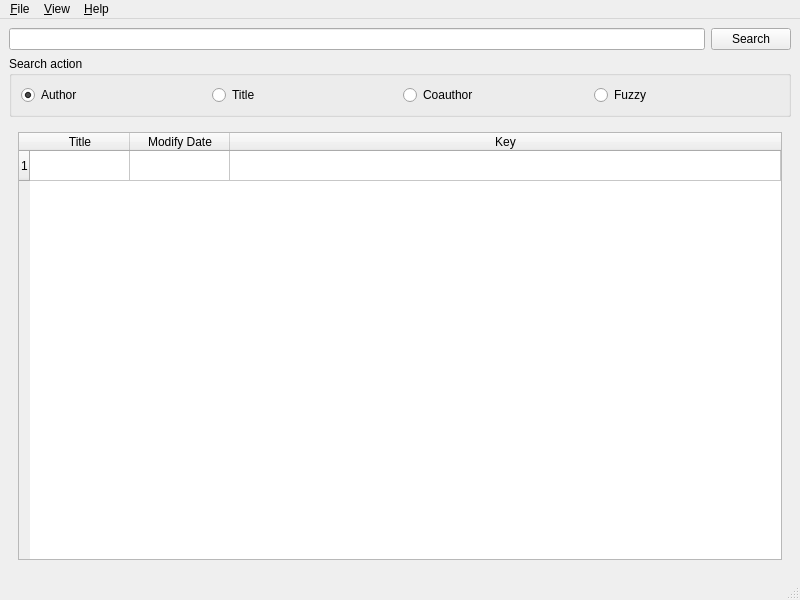
Old version of the form mainwindow.ui in the repository tootal/DBLParse.
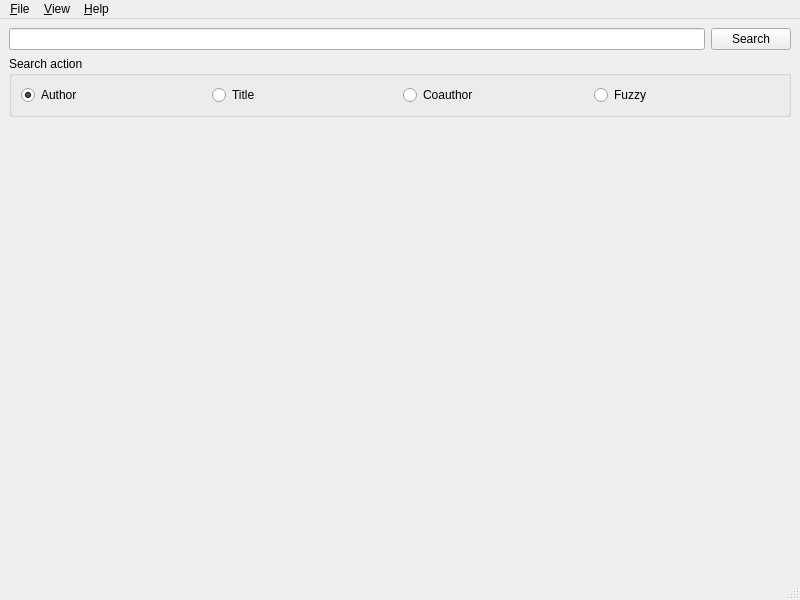
New version of the form. The open tabs and pages were chosen to show the change.

The edit to the form file:
```diff
--- a/mainwindow.ui
+++ b/mainwindow.ui
@@ -14,8 +14,8 @@
    <string>DBLParse</string>
   </property>
   <widget class="QWidget" name="centralwidget">
-   <layout class="QVBoxLayout" name="verticalLayout">
-    <item>
+   <layout class="QGridLayout" name="gridLayout_3">
+    <item row="0" column="0">
      <layout class="QHBoxLayout" name="horizontalLayout">
       <item>
        <widget class="QLineEdit" name="keyEdit"/>
@@ -69,7 +69,7 @@
       </layout>
      </widget>
     </item>
-    <item>
+    <item row="2" column="0">
      <widget class="QStackedWidget" name="stackedWidget">
       <property name="currentIndex">
        <number>0</number>
@@ -154,6 +154,36 @@
         </item>
        </layout>
       </widget>
+      <widget class="QWidget" name="coauthorPage">
+       <widget class="QLabel" name="label_2">
+        <property name="geometry">
+         <rect>
+          <x>9</x>
+          <y>9</y>
+          <width>764</width>
+          <height>418</height>
+         </rect>
+        </property>
+        <property name="text">
+         <string/>
+        </property>
+       </widget>
+      </widget>
+      <widget class="QWidget" name="fuzzyPage">
+       <widget class="QLabel" name="label_3">
+        <property name="geometry">
+         <rect>
+          <x>9</x>
+          <y>9</y>
+          <width>764</width>
+          <height>418</height>
+         </rect>
+        </property>
+        <property name="text">
+         <string/>
+        </property>
+       </widget>
+      </widget>
      </widget>
     </item>
    </layout>
```
Left out of the diff: 2 changed lines with no effect on the pictures.
